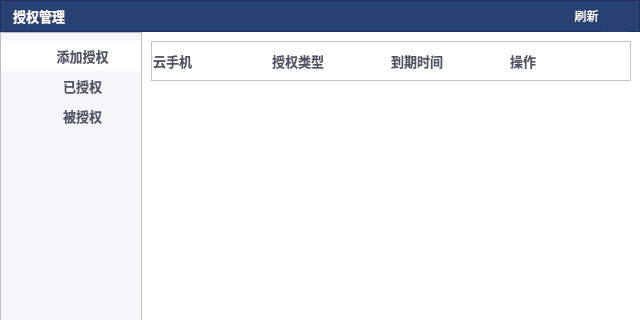
Qt form authorizationmanagedialog.ui (ZhouMei20220810/TEST) before a commit; both pictures show x 0 to 640 and y 0 to 320 of the 640 by 488 pixel window.
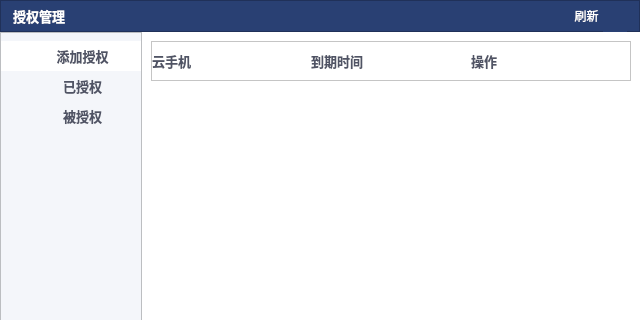
The same form after that commit. The open tabs and pages were chosen to show the change. Icons and pictures are not drawn.

The edit to the form file:
```diff
--- a/authorizationmanagedialog.ui
+++ b/authorizationmanagedialog.ui
@@ -1250,7 +1250,7 @@
               </property>
               <property name="maximumSize">
                <size>
-                <width>118</width>
+                <width>16777215</width>
                 <height>16777215</height>
                </size>
               </property>
@@ -1259,25 +1259,6 @@
               </property>
              </widget>
             </item>
-            <item>
-             <widget class="QLabel" name="label_11">
-              <property name="minimumSize">
-               <size>
-                <width>118</width>
-                <height>0</height>
-               </size>
-              </property>
-              <property name="maximumSize">
-               <size>
-                <width>118</width>
-                <height>16777215</height>
-               </size>
-              </property>
-              <property name="text">
-               <string>授权类型</string>
-              </property>
-             </widget>
-            </item>
             <item>
              <widget class="QLabel" name="label_12">
               <property name="minimumSize">
@@ -1288,7 +1269,7 @@
               </property>
               <property name="maximumSize">
                <size>
-                <width>118</width>
+                <width>16777215</width>
                 <height>16777215</height>
                </size>
               </property>
@@ -1307,7 +1288,7 @@
               </property>
               <property name="maximumSize">
                <size>
-                <width>118</width>
+                <width>16777215</width>
                 <height>16777215</height>
                </size>
               </property>
```
Left out of the diff: 7 changed lines with no effect on the pictures.
